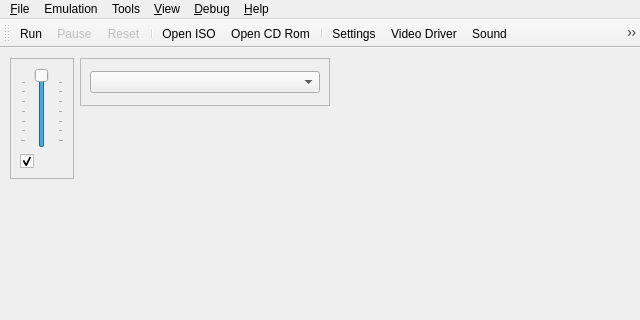
The window that yabause/src/qt/ui/UIYabause.ui (KitoHo/yabause) describes before a commit, drawn with Qt 5; both pictures show x 0 to 640 and y 0 to 320 of the 640 by 480 pixel window.
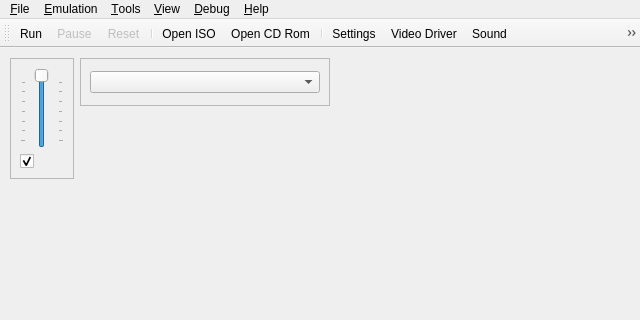
The same window after the commit. Icons and pictures are not drawn.

```diff
--- a/yabause/src/qt/ui/UIYabause.ui
+++ b/yabause/src/qt/ui/UIYabause.ui
@@ -235,7 +235,7 @@
    </widget>
    <widget class="QMenu" name="mTools">
     <property name="title">
-     <string>Tools</string>
+     <string>&amp;Tools</string>
     </property>
     <addaction name="aToolsBackupManager"/>
     <addaction name="aToolsCheatsList"/>
@@ -243,7 +243,7 @@
    </widget>
    <widget class="QMenu" name="mEmulation">
     <property name="title">
-     <string>Emulation</string>
+     <string>&amp;Emulation</string>
     </property>
     <addaction name="aEmulationRun"/>
     <addaction name="aEmulationPause"/>
```
Left out of the diff: 81 changed lines with no effect on the pictures.
